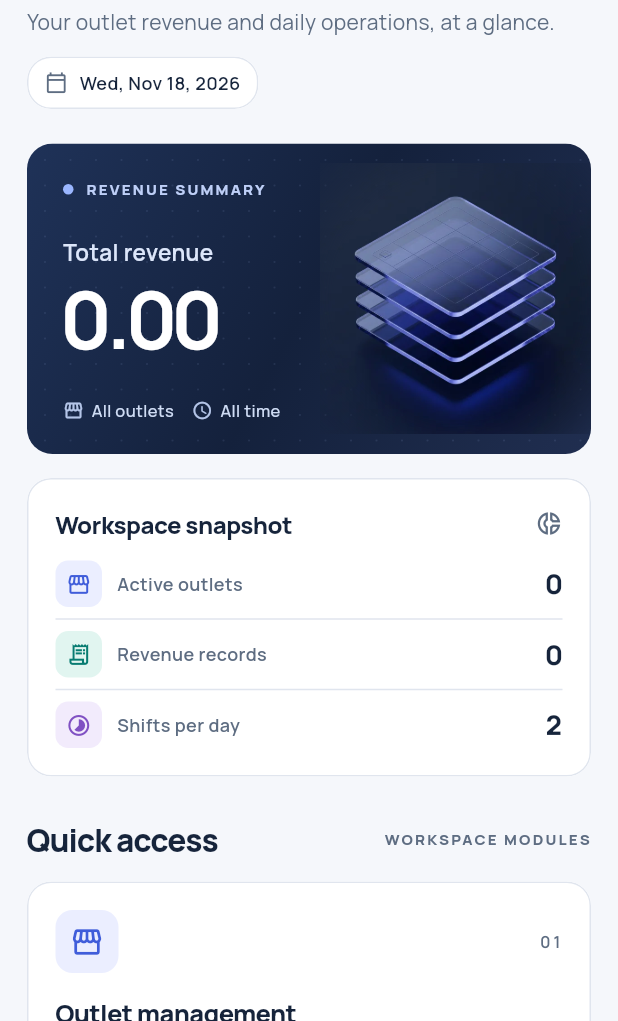
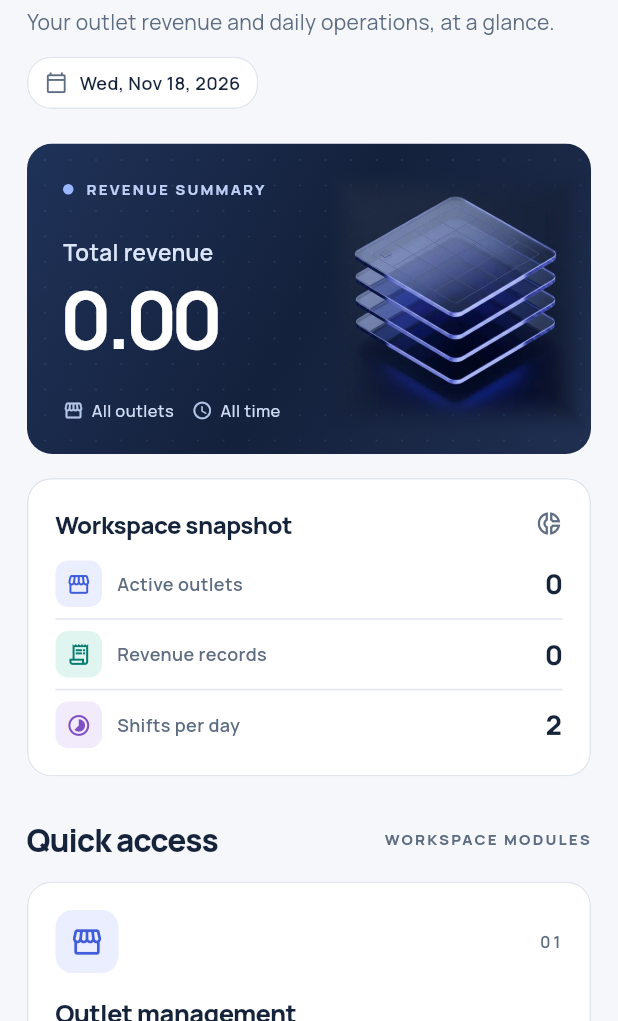
Before and after one commit to ahmedragaa79-cell/Ragaa, a Flutter app: the screen it shows after launch, on a phone screen of 412 x 824 dp, the part 215-1236 px from its top. Run offline on Flutter 3.47's test engine with Material 3 defaults, Android fonts, the phone set to English and light mode, and no system bars; our stand-ins replace flutter_riverpod, go_router, material_ui, shared_preferences; generated files the repository leaves out were written again; statements that could not run were skipped.

Commit message:
fix: recover device preferences after transient storage failures
Co-authored-by: arena-agent <297053741+arena-agent@users.noreply.github.com>

```diff
--- a/lib/features/dashboard/presentation/revenue_summary.dart
+++ b/lib/features/dashboard/presentation/revenue_summary.dart
@@ -30,18 +30,10 @@ class RevenueSummary extends StatelessWidget {
                 child: FractionallySizedBox(
                   widthFactor: .48,
                   heightFactor: .97,
-                  child: ShaderMask(
-                    blendMode: BlendMode.dstIn,
-                    shaderCallback: (rect) => const RadialGradient(
-                      radius: .75,
-                      colors: [Colors.white, Colors.white, Colors.transparent],
-                      stops: [0, .6, 1],
-                    ).createShader(rect),
-                    child: Image.asset(
-                      'assets/art/ledger-study.webp',
-                      fit: BoxFit.contain,
-                      excludeFromSemantics: true,
-                    ),
+                  child: Image.asset(
+                    'assets/art/ledger-study.webp',
+                    fit: BoxFit.contain,
+                    excludeFromSemantics: true,
                   ),
                 ),
               ),
--- a/lib/features/settings/application/workspace_preferences.dart
+++ b/lib/features/settings/application/workspace_preferences.dart
@@ -32,6 +32,5 @@ final class WorkspacePreferences {
 
 abstract interface class PreferenceStore {
   Future<WorkspacePreferences> load();
-  Future<void> saveLocale(Locale locale);
-  Future<void> saveTheme(ThemeMode theme);
+  Future<void> save(WorkspacePreferences values);
 }
--- a/lib/shared/presentation/page_layout.dart
+++ b/lib/shared/presentation/page_layout.dart
@@ -52,7 +52,6 @@ class WorkspacePage extends StatelessWidget {
         ],
       );
       return SingleChildScrollView(
-        key: PageStorageKey(title),
         padding: EdgeInsets.symmetric(
           horizontal: compact ? 18 : 30,
           vertical: compact ? 21 : 27,
```
Also changed, not shown: lib/features/settings/application/preferences_controller.dart (+15 -20 lines), lib/features/settings/data/local_preference_store.dart (+19 -16 lines), assets/art/ledger-study.webp, 4 other files.
